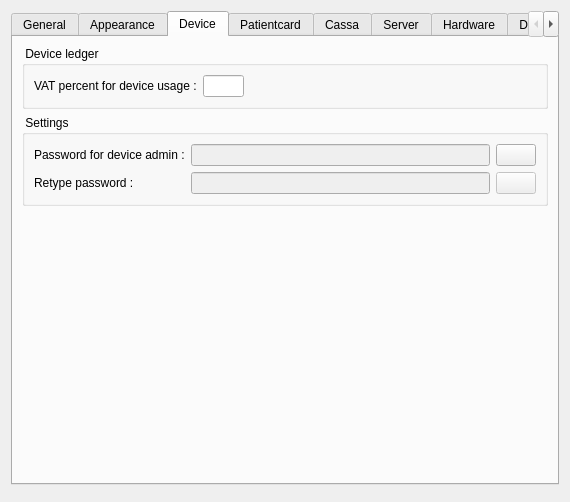
First picture: the form in client/dlgpreferences.ui, repository tbikfalvi/Belenus, before the edit.
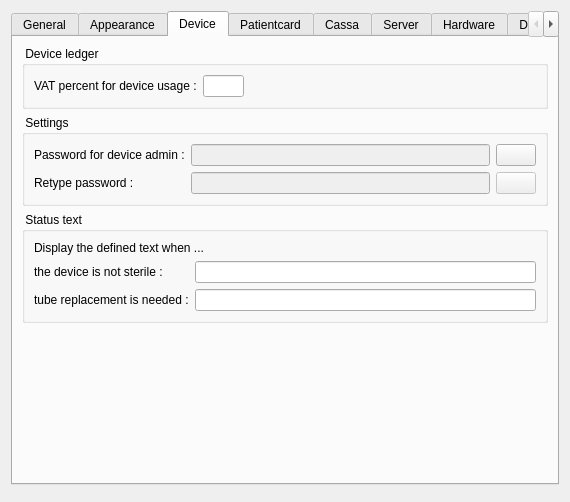
Second picture: the form after the edit. The open tabs and pages were chosen to show the change.

The edit to the form file:
```diff
--- a/client/dlgpreferences.ui
+++ b/client/dlgpreferences.ui
@@ -984,7 +984,7 @@
       <attribute name="title">
        <string>Device</string>
       </attribute>
-      <layout class="QVBoxLayout" name="verticalLayout_24">
+      <layout class="QVBoxLayout" name="verticalLayout_27">
        <item>
         <widget class="QGroupBox" name="gbLedger">
          <property name="title">
@@ -1094,6 +1094,46 @@
          </layout>
         </widget>
        </item>
+       <item>
+        <widget class="QGroupBox" name="gbPanelText">
+         <property name="title">
+          <string> Status text </string>
+         </property>
+         <layout class="QVBoxLayout" name="verticalLayout_24">
+          <item>
+           <widget class="QLabel" name="lblShowPanelText">
+            <property name="text">
+             <string>Display the defined text when ...</string>
+            </property>
+           </widget>
+          </item>
+          <item>
+           <layout class="QFormLayout" name="formLayout_3">
+            <item row="0" column="0">
+             <widget class="QLabel" name="lblPanelTextSterile">
+              <property name="text">
+               <string>the device is not sterile :</string>
+              </property>
+             </widget>
+            </item>
+            <item row="0" column="1">
+             <widget class="QLineEdit" name="ledPanelTextSterile"/>
+            </item>
+            <item row="1" column="0">
+             <widget class="QLabel" name="lblPanelTextTubeReplacement">
+              <property name="text">
+               <string>tube replacement is needed :</string>
+              </property>
+             </widget>
+            </item>
+            <item row="1" column="1">
+             <widget class="QLineEdit" name="ledPanelTextTubeReplacement"/>
+            </item>
+           </layout>
+          </item>
+         </layout>
+        </widget>
+       </item>
        <item>
         <spacer name="verticalSpacer_4">
          <property name="orientation">
```
Left out of the diff: 24 changed lines with no effect on the pictures.
